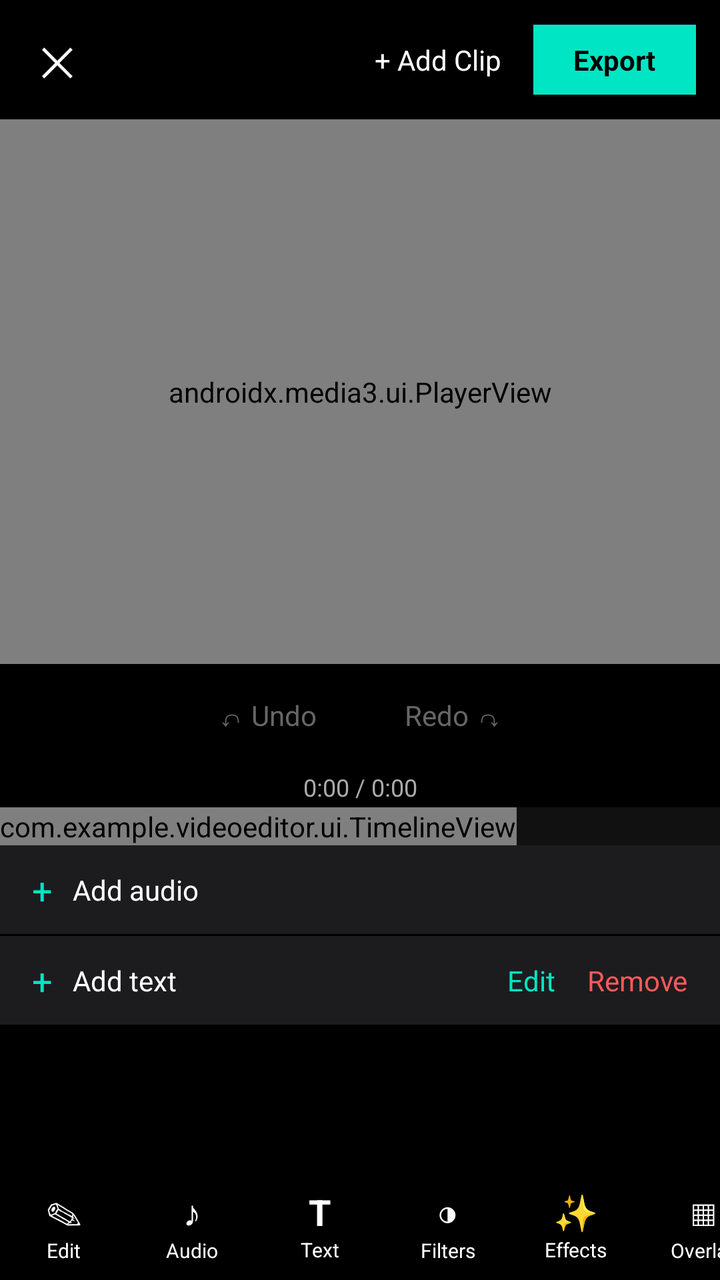
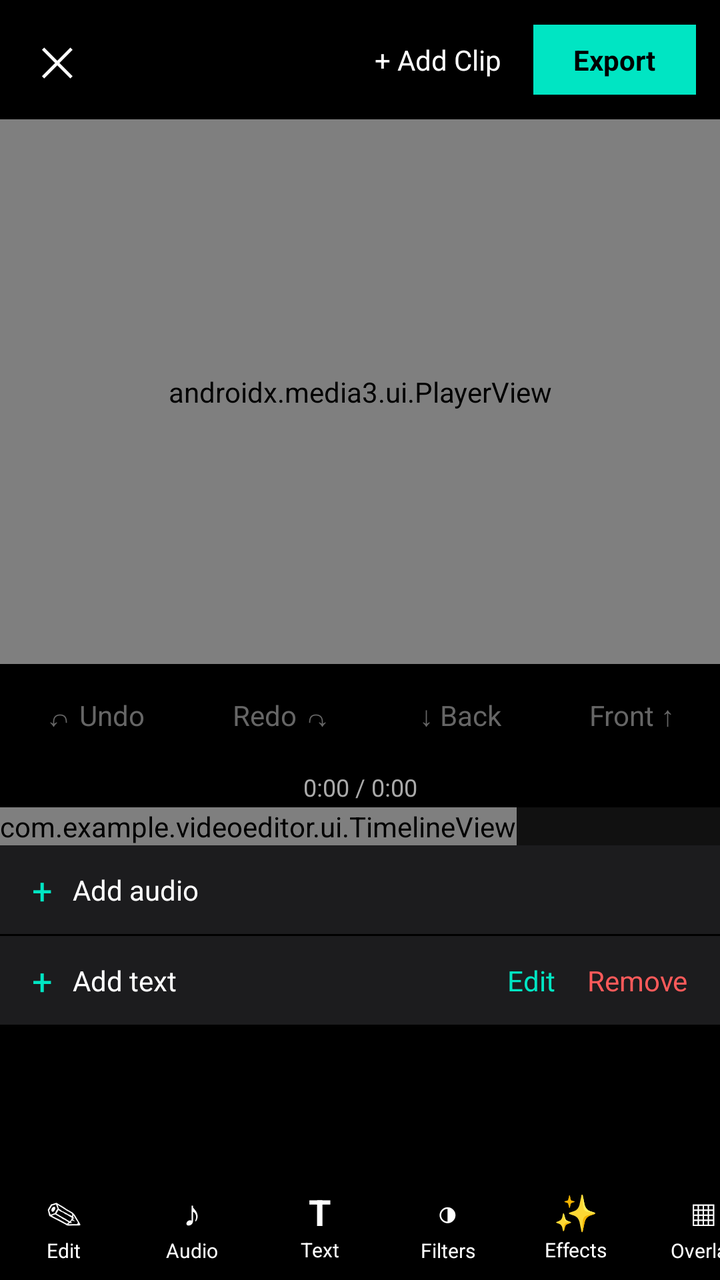

Compare the two renders of this Android layout. The source of the first and the diff that turns it into the second are given below.
<!-- AndroidManifest.xml: application theme Theme.VideoEditor -->
<!-- res/layout/activity_editor.xml -->
<?xml version="1.0" encoding="utf-8"?>
<LinearLayout xmlns:android="http://schemas.android.com/apk/res/android"
    xmlns:app="http://schemas.android.com/apk/res-auto"
    android:layout_width="match_parent"
    android:layout_height="match_parent"
    android:orientation="vertical"
    android:background="#000000">

    
    <LinearLayout
        android:layout_width="match_parent"
        android:layout_height="wrap_content"
        android:orientation="horizontal"
        android:gravity="center_vertical"
        android:paddingStart="12dp"
        android:paddingEnd="12dp"
        android:paddingTop="8dp"
        android:paddingBottom="8dp">

        <TextView
            android:id="@+id/closeButton"
            android:layout_width="wrap_content"
            android:layout_height="wrap_content"
            android:text="\u2715"
            android:textColor="#FFFFFF"
            android:textSize="20sp"
            android:padding="8dp" />

        <View
            android:layout_width="0dp"
            android:layout_height="1dp"
            android:layout_weight="1" />

        <TextView
            android:id="@+id/addClipTopButton"
            android:layout_width="wrap_content"
            android:layout_height="wrap_content"
            android:text="+ Add Clip"
            android:textColor="#FFFFFF"
            android:textSize="14sp"
            android:padding="8dp"
            android:layout_marginEnd="8dp" />

        <TextView
            android:id="@+id/exportButton"
            android:layout_width="wrap_content"
            android:layout_height="wrap_content"
            android:text="Export"
            android:textColor="#000000"
            android:textStyle="bold"
            android:background="#00E5C3"
            android:paddingStart="20dp"
            android:paddingEnd="20dp"
            android:paddingTop="8dp"
            android:paddingBottom="8dp" />

    </LinearLayout>

    
    <FrameLayout
        android:layout_width="match_parent"
        android:layout_height="0dp"
        android:layout_weight="3">

        <androidx.media3.ui.PlayerView
            android:id="@+id/previewPlayerView"
            android:layout_width="match_parent"
            android:layout_height="match_parent"
            app:use_controller="true" />

        <FrameLayout
            android:id="@+id/overlayProxyBox"
            android:layout_width="120dp"
            android:layout_height="60dp"
            android:background="@drawable/overlay_proxy_border"
            android:visibility="gone">

            <TextView
                android:id="@+id/overlayProxyText"
                android:layout_width="match_parent"
                android:layout_height="match_parent"
                android:gravity="center"
                android:textColor="@android:color/transparent"
                android:textSize="16sp"
                android:singleLine="true"
                android:ellipsize="end" />

            <ImageView
                android:id="@+id/overlayProxyImage"
                android:layout_width="match_parent"
                android:layout_height="match_parent"
                android:scaleType="fitCenter"
                android:alpha="0"
                android:visibility="gone" />

            <View
                android:id="@+id/overlayResizeHandle"
                android:layout_width="28dp"
                android:layout_height="28dp"
                android:layout_gravity="bottom|end"
                android:background="#FFFFFF" />

        </FrameLayout>

    </FrameLayout>

    
    <LinearLayout
        android:layout_width="match_parent"
        android:layout_height="wrap_content"
        android:orientation="horizontal"
        android:gravity="center"
        android:paddingTop="6dp"
        android:paddingBottom="6dp">

        <TextView
            android:id="@+id/undoButton"
            android:layout_width="wrap_content"
            android:layout_height="wrap_content"
            android:text="\u21B6 Undo"
            android:textColor="#666666"
            android:textSize="14sp"
            android:padding="10dp" />

        <TextView
            android:id="@+id/redoButton"
            android:layout_width="wrap_content"
            android:layout_height="wrap_content"
            android:text="Redo \u21B7"
            android:textColor="#666666"
            android:textSize="14sp"
            android:padding="10dp"
            android:layout_marginStart="24dp" />

    </LinearLayout>

    <TextView
        android:id="@+id/timeLabel"
        android:layout_width="match_parent"
        android:layout_height="wrap_content"
        android:gravity="center"
        android:textColor="#AAAAAA"
        android:textSize="12sp"
        android:padding="2dp"
        android:text="0:00 / 0:00" />

    <ProgressBar
        android:id="@+id/exportProgressBar"
        style="?android:attr/progressBarStyleHorizontal"
        android:layout_width="match_parent"
        android:layout_height="6dp"
        android:visibility="gone" />

    
    <ScrollView
        android:layout_width="match_parent"
        android:layout_height="0dp"
        android:layout_weight="2"
        android:fillViewport="false">

    <LinearLayout
        android:layout_width="match_parent"
        android:layout_height="wrap_content"
        android:orientation="vertical">

    
    <HorizontalScrollView
        android:layout_width="match_parent"
        android:layout_height="wrap_content"
        android:background="#111111"
        android:scrollbars="none">

        <com.example.videoeditor.ui.TimelineView
            android:id="@+id/timelineView"
            android:layout_width="wrap_content"
            android:layout_height="wrap_content" />

    </HorizontalScrollView>

    
    <LinearLayout
        android:id="@+id/addAudioRow"
        android:layout_width="match_parent"
        android:layout_height="wrap_content"
        android:orientation="horizontal"
        android:gravity="center_vertical"
        android:clickable="true"
        android:focusable="true"
        android:background="#1C1C1E"
        android:paddingStart="16dp"
        android:paddingEnd="16dp"
        android:paddingTop="10dp"
        android:paddingBottom="10dp">

        <TextView
            android:layout_width="wrap_content"
            android:layout_height="wrap_content"
            android:text="+"
            android:textColor="#00E5C3"
            android:textSize="18sp" />

        <TextView
            android:id="@+id/musicTrackLabel"
            android:layout_width="0dp"
            android:layout_height="wrap_content"
            android:layout_weight="1"
            android:layout_marginStart="10dp"
            android:textColor="#FFFFFF"
            android:text="Add audio"
            android:singleLine="true"
            android:ellipsize="middle" />

        <TextView
            android:id="@+id/editMusicButton"
            android:layout_width="wrap_content"
            android:layout_height="wrap_content"
            android:text="Edit"
            android:textColor="#00E5C3"
            android:layout_marginEnd="16dp"
            android:visibility="gone" />

        <TextView
            android:id="@+id/removeMusicButton"
            android:layout_width="wrap_content"
            android:layout_height="wrap_content"
            android:text="Remove"
            android:textColor="#FF5A5A"
            android:visibility="gone" />

    </LinearLayout>

    <LinearLayout
        android:id="@+id/addTextRow"
        android:layout_width="match_parent"
        android:layout_height="wrap_content"
        android:orientation="horizontal"
        android:gravity="center_vertical"
        android:clickable="true"
        android:focusable="true"
        android:background="#1C1C1E"
        android:paddingStart="16dp"
        android:paddingEnd="16dp"
        android:paddingTop="10dp"
        android:paddingBottom="10dp"
        android:layout_marginTop="1dp">

        <TextView
            android:layout_width="wrap_content"
            android:layout_height="wrap_content"
            android:text="+"
            android:textColor="#00E5C3"
            android:textSize="18sp" />

        <TextView
            android:layout_width="0dp"
            android:layout_height="wrap_content"
            android:layout_weight="1"
            android:layout_marginStart="10dp"
            android:textColor="#FFFFFF"
            android:text="Add text" />

        <TextView
            android:id="@+id/editTextButton"
            android:layout_width="wrap_content"
            android:layout_height="wrap_content"
            android:text="Edit"
            android:textColor="#00E5C3"
            android:layout_marginEnd="16dp" />

        <TextView
            android:id="@+id/removeTextButton"
            android:layout_width="wrap_content"
            android:layout_height="wrap_content"
            android:text="Remove"
            android:textColor="#FF5A5A" />

    </LinearLayout>

    
    <LinearLayout
        android:id="@+id/toolPanel"
        android:layout_width="match_parent"
        android:layout_height="wrap_content"
        android:orientation="vertical"
        android:visibility="gone"
        android:background="#0A0A0A">

        <LinearLayout
            android:id="@+id/editToolsPanel"
            android:layout_width="match_parent"
            android:layout_height="wrap_content"
            android:orientation="vertical"
            android:visibility="gone">

            <LinearLayout
                android:layout_width="match_parent"
                android:layout_height="wrap_content"
                android:orientation="horizontal"
                android:padding="8dp">

                <Button
                    android:id="@+id/copyClipButton"
                    android:layout_width="0dp"
                    android:layout_height="wrap_content"
                    android:layout_weight="1"
                    android:text="Copy" />

                <Button
                    android:id="@+id/pasteClipButton"
                    android:layout_width="0dp"
                    android:layout_height="wrap_content"
                    android:layout_weight="1"
                    android:enabled="false"
                    android:text="Paste" />

                <Button
                    android:id="@+id/deleteClipButton"
                    android:layout_width="0dp"
                    android:layout_height="wrap_content"
                    android:layout_weight="1"
                    android:text="Delete" />

            </LinearLayout>

            <LinearLayout
                android:layout_width="match_parent"
                android:layout_height="wrap_content"
                android:orientation="horizontal"
                android:padding="8dp">

                <Button
                    android:id="@+id/toggleTransitionButton"
                    android:layout_width="match_parent"
                    android:layout_height="wrap_content"
                    android:text="Add Crossfade to Next Clip" />

            </LinearLayout>

        </LinearLayout>

        <HorizontalScrollView
            android:id="@+id/filterToolsPanel"
            android:layout_width="match_parent"
            android:layout_height="wrap_content"
            android:visibility="gone"
            android:scrollbars="none"
            android:paddingStart="8dp"
            android:paddingEnd="8dp"
            android:paddingTop="8dp"
            android:paddingBottom="8dp">

            <LinearLayout
                android:id="@+id/filterButtonContainer"
                android:layout_width="wrap_content"
                android:layout_height="wrap_content"
                android:orientation="horizontal">

                <Button android:id="@+id/filterNoneButton" style="?android:attr/buttonStyleSmall" android:layout_width="wrap_content" android:layout_height="wrap_content" android:text="None" />
                <Button android:id="@+id/filterGrayscaleButton" style="?android:attr/buttonStyleSmall" android:layout_width="wrap_content" android:layout_height="wrap_content" android:text="B&amp;W" />
                <Button android:id="@+id/filterSepiaButton" style="?android:attr/buttonStyleSmall" android:layout_width="wrap_content" android:layout_height="wrap_content" android:text="Sepia" />
                <Button android:id="@+id/filterVividButton" style="?android:attr/buttonStyleSmall" android:layout_width="wrap_content" android:layout_height="wrap_content" android:text="Vivid" />
                <Button android:id="@+id/filterCoolButton" style="?android:attr/buttonStyleSmall" android:layout_width="wrap_content" android:layout_height="wrap_content" android:text="Cool" />
                <Button android:id="@+id/filterWarmButton" style="?android:attr/buttonStyleSmall" android:layout_width="wrap_content" android:layout_height="wrap_content" android:text="Warm" />
                <Button android:id="@+id/filterInvertButton" style="?android:attr/buttonStyleSmall" android:layout_width="wrap_content" android:layout_height="wrap_content" android:text="Invert" />
                <Button android:id="@+id/filterNoirButton" style="?android:attr/buttonStyleSmall" android:layout_width="wrap_content" android:layout_height="wrap_content" android:text="Noir" />
                <Button android:id="@+id/filterFadeButton" style="?android:attr/buttonStyleSmall" android:layout_width="wrap_content" android:layout_height="wrap_content" android:text="Fade" />
                <Button android:id="@+id/filterDramaticButton" style="?android:attr/buttonStyleSmall" android:layout_width="wrap_content" android:layout_height="wrap_content" android:text="Dramatic" />
                <Button android:id="@+id/filterPastelButton" style="?android:attr/buttonStyleSmall" android:layout_width="wrap_content" android:layout_height="wrap_content" android:text="Pastel" />
                <Button android:id="@+id/filterNightButton" style="?android:attr/buttonStyleSmall" android:layout_width="wrap_content" android:layout_height="wrap_content" android:text="Night" />

            </LinearLayout>

        </HorizontalScrollView>

        <HorizontalScrollView
            android:id="@+id/effectToolsPanel"
            android:layout_width="match_parent"
            android:layout_height="wrap_content"
            android:visibility="gone"
            android:scrollbars="none"
            android:paddingStart="8dp"
            android:paddingEnd="8dp"
            android:paddingTop="8dp"
            android:paddingBottom="8dp">

            <LinearLayout
                android:layout_width="wrap_content"
                android:layout_height="wrap_content"
                android:orientation="horizontal">

                <Button android:id="@+id/effectNoneButton" style="?android:attr/buttonStyleSmall" android:layout_width="wrap_content" android:layout_height="wrap_content" android:text="None" />
                <Button android:id="@+id/effectFlashButton" style="?android:attr/buttonStyleSmall" android:layout_width="wrap_content" android:layout_height="wrap_content" android:text="Flash" />
                <Button android:id="@+id/effectShakeButton" style="?android:attr/buttonStyleSmall" android:layout_width="wrap_content" android:layout_height="wrap_content" android:text="Shake" />
                <Button android:id="@+id/effectZoomInButton" style="?android:attr/buttonStyleSmall" android:layout_width="wrap_content" android:layout_height="wrap_content" android:text="Zoom In" />
                <Button android:id="@+id/effectZoomOutButton" style="?android:attr/buttonStyleSmall" android:layout_width="wrap_content" android:layout_height="wrap_content" android:text="Zoom Out" />
                <Button android:id="@+id/effectPulseButton" style="?android:attr/buttonStyleSmall" android:layout_width="wrap_content" android:layout_height="wrap_content" android:text="Pulse" />

            </LinearLayout>

        </HorizontalScrollView>

        <HorizontalScrollView
            android:id="@+id/stickerToolsPanel"
            android:layout_width="match_parent"
            android:layout_height="wrap_content"
            android:visibility="gone"
            android:scrollbars="none"
            android:paddingStart="8dp"
            android:paddingEnd="8dp"
            android:paddingTop="8dp"
            android:paddingBottom="8dp">

            <LinearLayout
                android:id="@+id/stickerButtonContainer"
                android:layout_width="wrap_content"
                android:layout_height="wrap_content"
                android:orientation="horizontal" />

        </HorizontalScrollView>

        <LinearLayout
            android:id="@+id/captionsToolsPanel"
            android:layout_width="match_parent"
            android:layout_height="wrap_content"
            android:orientation="vertical"
            android:visibility="gone"
            android:padding="12dp">

            <TextView
                android:layout_width="wrap_content"
                android:layout_height="wrap_content"
                android:text="One line per caption -- each becomes a timed subtitle, starting from the current playhead."
                android:textColor="#AAAAAA"
                android:textSize="12sp"
                android:layout_marginBottom="8dp" />

            <EditText
                android:id="@+id/captionsScriptInput"
                android:layout_width="match_parent"
                android:layout_height="wrap_content"
                android:minLines="3"
                android:gravity="top"
                android:hint="Line 1\nLine 2\nLine 3..." />

            <Button
                android:id="@+id/generateCaptionsButton"
                android:layout_width="match_parent"
                android:layout_height="wrap_content"
                android:layout_marginTop="8dp"
                android:text="Generate Captions" />

        </LinearLayout>

        <LinearLayout
            android:id="@+id/overlayToolsPanel"
            android:layout_width="match_parent"
            android:layout_height="wrap_content"
            android:orientation="vertical"
            android:visibility="gone"
            android:padding="12dp">

            <TextView
                android:layout_width="wrap_content"
                android:layout_height="wrap_content"
                android:text="Place an image on top of the video, like picture-in-picture. Drag it on the preview to reposition, drag its corner to resize."
                android:textColor="#AAAAAA"
                android:textSize="12sp"
                android:layout_marginBottom="8dp" />

            <Button
                android:id="@+id/addImageOverlayButton"
                android:layout_width="match_parent"
                android:layout_height="wrap_content"
                android:text="Add Image Overlay" />

            <Button
                android:id="@+id/editImageOverlayButton"
                android:layout_width="match_parent"
                android:layout_height="wrap_content"
                android:layout_marginTop="4dp"
                android:text="Edit Selected Image Overlay (Opacity)" />

            <Button
                android:id="@+id/removeImageOverlayButton"
                android:layout_width="match_parent"
                android:layout_height="wrap_content"
                android:layout_marginTop="4dp"
                android:text="Remove Selected/Last Image Overlay" />

        </LinearLayout>

    </LinearLayout>

    </LinearLayout>

    </ScrollView>

    
    <HorizontalScrollView
        android:id="@+id/mainToolbarScrollView"
        android:layout_width="match_parent"
        android:layout_height="wrap_content"
        android:scrollbars="none"
        android:background="#000000">

        <LinearLayout
            android:layout_width="wrap_content"
            android:layout_height="wrap_content"
            android:orientation="horizontal"
            android:paddingTop="8dp"
            android:paddingBottom="8dp">

            <LinearLayout android:id="@+id/toolEdit" android:layout_width="64dp" android:layout_height="wrap_content" android:orientation="vertical" android:gravity="center" android:clickable="true" android:focusable="true">
                <TextView android:layout_width="wrap_content" android:layout_height="wrap_content" android:text="\u270E" android:textColor="#FFFFFF" android:textSize="18sp" />
                <TextView android:layout_width="wrap_content" android:layout_height="wrap_content" android:text="Edit" android:textColor="#FFFFFF" android:textSize="10sp" />
            </LinearLayout>

            <LinearLayout android:id="@+id/toolAudio" android:layout_width="64dp" android:layout_height="wrap_content" android:orientation="vertical" android:gravity="center" android:clickable="true" android:focusable="true">
                <TextView android:layout_width="wrap_content" android:layout_height="wrap_content" android:text="\u266A" android:textColor="#FFFFFF" android:textSize="18sp" />
                <TextView android:layout_width="wrap_content" android:layout_height="wrap_content" android:text="Audio" android:textColor="#FFFFFF" android:textSize="10sp" />
            </LinearLayout>

            <LinearLayout android:id="@+id/toolText" android:layout_width="64dp" android:layout_height="wrap_content" android:orientation="vertical" android:gravity="center" android:clickable="true" android:focusable="true">
                <TextView android:layout_width="wrap_content" android:layout_height="wrap_content" android:text="T" android:textColor="#FFFFFF" android:textSize="18sp" android:textStyle="bold" />
                <TextView android:layout_width="wrap_content" android:layout_height="wrap_content" android:text="Text" android:textColor="#FFFFFF" android:textSize="10sp" />
            </LinearLayout>

            <LinearLayout android:id="@+id/toolFilters" android:layout_width="64dp" android:layout_height="wrap_content" android:orientation="vertical" android:gravity="center" android:clickable="true" android:focusable="true">
                <TextView android:layout_width="wrap_content" android:layout_height="wrap_content" android:text="\u25D1" android:textColor="#FFFFFF" android:textSize="18sp" />
                <TextView android:layout_width="wrap_content" android:layout_height="wrap_content" android:text="Filters" android:textColor="#FFFFFF" android:textSize="10sp" />
            </LinearLayout>

            <LinearLayout android:id="@+id/toolEffects" android:layout_width="64dp" android:layout_height="wrap_content" android:orientation="vertical" android:gravity="center" android:clickable="true" android:focusable="true">
                <TextView android:layout_width="wrap_content" android:layout_height="wrap_content" android:text="\u2728" android:textColor="#FFFFFF" android:textSize="18sp" />
                <TextView android:layout_width="wrap_content" android:layout_height="wrap_content" android:text="Effects" android:textColor="#FFFFFF" android:textSize="10sp" />
            </LinearLayout>

            <LinearLayout android:id="@+id/toolOverlay" android:layout_width="64dp" android:layout_height="wrap_content" android:orientation="vertical" android:gravity="center" android:clickable="true" android:focusable="true">
                <TextView android:layout_width="wrap_content" android:layout_height="wrap_content" android:text="\u25A6" android:textColor="#FFFFFF" android:textSize="18sp" />
                <TextView android:layout_width="wrap_content" android:layout_height="wrap_content" android:text="Overlay" android:textColor="#FFFFFF" android:textSize="10sp" />
            </LinearLayout>

            <LinearLayout android:id="@+id/toolCaptions" android:layout_width="64dp" android:layout_height="wrap_content" android:orientation="vertical" android:gravity="center" android:clickable="true" android:focusable="true">
                <TextView android:layout_width="wrap_content" android:layout_height="wrap_content" android:text="\uD83D\uDCAC" android:textSize="18sp" />
                <TextView android:layout_width="wrap_content" android:layout_height="wrap_content" android:text="Captions" android:textColor="#FFFFFF" android:textSize="10sp" />
            </LinearLayout>

            <LinearLayout android:id="@+id/toolAdjust" android:layout_width="64dp" android:layout_height="wrap_content" android:orientation="vertical" android:gravity="center" android:clickable="true" android:focusable="true">
                <TextView android:layout_width="wrap_content" android:layout_height="wrap_content" android:text="\u2699" android:textColor="#FFFFFF" android:textSize="18sp" />
                <TextView android:layout_width="wrap_content" android:layout_height="wrap_content" android:text="Adjust" android:textColor="#FFFFFF" android:textSize="10sp" />
            </LinearLayout>

            <LinearLayout android:id="@+id/toolStickers" android:layout_width="64dp" android:layout_height="wrap_content" android:orientation="vertical" android:gravity="center" android:clickable="true" android:focusable="true">
                <TextView android:layout_width="wrap_content" android:layout_height="wrap_content" android:text="\u263A" android:textColor="#FFFFFF" android:textSize="18sp" />
                <TextView android:layout_width="wrap_content" android:layout_height="wrap_content" android:text="Stickers" android:textColor="#FFFFFF" android:textSize="10sp" />
            </LinearLayout>

            <LinearLayout android:id="@+id/toolGenerateMedia" android:layout_width="72dp" android:layout_height="wrap_content" android:orientation="vertical" android:gravity="center" android:clickable="true" android:focusable="true">
                <TextView android:layout_width="wrap_content" android:layout_height="wrap_content" android:text="\u2726 AI" android:textColor="#00E5C3" android:textSize="14sp" android:textStyle="bold" />
                <TextView android:layout_width="wrap_content" android:layout_height="wrap_content" android:text="Generate" android:textColor="#FFFFFF" android:textSize="10sp" />
            </LinearLayout>

        </LinearLayout>

    </HorizontalScrollView>

    
    <HorizontalScrollView
        android:id="@+id/textSubToolbar"
        android:layout_width="match_parent"
        android:layout_height="wrap_content"
        android:scrollbars="none"
        android:background="#000000"
        android:visibility="gone">

        <LinearLayout
            android:layout_width="wrap_content"
            android:layout_height="wrap_content"
            android:orientation="horizontal"
            android:paddingTop="8dp"
            android:paddingBottom="8dp">

            <LinearLayout android:id="@+id/textToolBack" android:layout_width="56dp" android:layout_height="wrap_content" android:orientation="vertical" android:gravity="center" android:clickable="true" android:focusable="true">
                <TextView android:layout_width="wrap_content" android:layout_height="wrap_content" android:text="\u2039" android:textColor="#FFFFFF" android:textSize="22sp" />
            </LinearLayout>

            <LinearLayout android:id="@+id/textToolAiFx" android:layout_width="64dp" android:layout_height="wrap_content" android:orientation="vertical" android:gravity="center" android:clickable="true" android:focusable="true">
                <TextView android:layout_width="wrap_content" android:layout_height="wrap_content" android:text="\u2728" android:textColor="#FFFFFF" android:textSize="18sp" />
                <TextView android:layout_width="wrap_content" android:layout_height="wrap_content" android:text="AI text FX" android:textColor="#FFFFFF" android:textSize="10sp" />
            </LinearLayout>

            <LinearLayout android:id="@+id/textToolAddText" android:layout_width="64dp" android:layout_height="wrap_content" android:orientation="vertical" android:gravity="center" android:clickable="true" android:focusable="true">
                <TextView android:layout_width="wrap_content" android:layout_height="wrap_content" android:text="A+" android:textColor="#FFFFFF" android:textSize="18sp" android:textStyle="bold" />
                <TextView android:layout_width="wrap_content" android:layout_height="wrap_content" android:text="Add text" android:textColor="#FFFFFF" android:textSize="10sp" />
            </LinearLayout>

            <LinearLayout android:id="@+id/textToolAutoCaptions" android:layout_width="72dp" android:layout_height="wrap_content" android:orientation="vertical" android:gravity="center" android:clickable="true" android:focusable="true">
                <TextView android:layout_width="wrap_content" android:layout_height="wrap_content" android:text="\uD83D\uDCAC" android:textSize="18sp" />
                <TextView android:layout_width="wrap_content" android:layout_height="wrap_content" android:text="Auto Captions" android:textColor="#FFFFFF" android:textSize="10sp" />
            </LinearLayout>

            <LinearLayout android:id="@+id/textToolStickers" android:layout_width="64dp" android:layout_height="wrap_content" android:orientation="vertical" android:gravity="center" android:clickable="true" android:focusable="true">
                <TextView android:layout_width="wrap_content" android:layout_height="wrap_content" android:text="\u263A" android:textColor="#FFFFFF" android:textSize="18sp" />
                <TextView android:layout_width="wrap_content" android:layout_height="wrap_content" android:text="Stickers" android:textColor="#FFFFFF" android:textSize="10sp" />
            </LinearLayout>

            <LinearLayout android:id="@+id/textToolDraw" android:layout_width="64dp" android:layout_height="wrap_content" android:orientation="vertical" android:gravity="center" android:clickable="true" android:focusable="true">
                <TextView android:layout_width="wrap_content" android:layout_height="wrap_content" android:text="\u270F" android:textColor="#FFFFFF" android:textSize="18sp" />
                <TextView android:layout_width="wrap_content" android:layout_height="wrap_content" android:text="Draw" android:textColor="#FFFFFF" android:textSize="10sp" />
            </LinearLayout>

            <LinearLayout android:id="@+id/textToolTemplate" android:layout_width="72dp" android:layout_height="wrap_content" android:orientation="vertical" android:gravity="center" android:clickable="true" android:focusable="true">
                <TextView android:layout_width="wrap_content" android:layout_height="wrap_content" android:text="\uD83D\uDCC4" android:textSize="18sp" />
                <TextView android:layout_width="wrap_content" android:layout_height="wrap_content" android:text="Text template" android:textColor="#FFFFFF" android:textSize="10sp" />
            </LinearLayout>

            <LinearLayout android:id="@+id/textToolTextToAudio" android:layout_width="72dp" android:layout_height="wrap_content" android:orientation="vertical" android:gravity="center" android:clickable="true" android:focusable="true">
                <TextView android:layout_width="wrap_content" android:layout_height="wrap_content" android:text="\uD83D\uDD0A" android:textSize="18sp" />
                <TextView android:layout_width="wrap_content" android:layout_height="wrap_content" android:text="Text to audio" android:textColor="#FFFFFF" android:textSize="10sp" />
            </LinearLayout>

            <LinearLayout android:id="@+id/textToolAutoLyrics" android:layout_width="72dp" android:layout_height="wrap_content" android:orientation="vertical" android:gravity="center" android:clickable="true" android:focusable="true">
                <TextView android:layout_width="wrap_content" android:layout_height="wrap_content" android:text="\uD83C\uDFB5" android:textSize="18sp" />
                <TextView android:layout_width="wrap_content" android:layout_height="wrap_content" android:text="Auto lyrics" android:textColor="#FFFFFF" android:textSize="10sp" />
            </LinearLayout>

        </LinearLayout>

    </HorizontalScrollView>

</LinearLayout>
<!-- resources referenced by this layout -->
<resources>
  <!-- drawable overlay_proxy_border (drawable) -->
  <?xml version="1.0" encoding="utf-8"?>
  <shape xmlns:android="http://schemas.android.com/apk/res/android">
      <stroke android:width="2dp" android:color="#00E5C3" />
      <solid android:color="@android:color/transparent" />
  </shape>
  <style name="Theme.VideoEditor" parent="Theme.MaterialComponents.DayNight.NoActionBar">
          <item name="colorPrimary">#FF7A00</item>
          <item name="android:windowBackground">#000000</item>
      </style>
</resources>

<!-- the commit's change to res/layout/activity_editor.xml (unified diff, before → after) -->
@@ -127,6 +127,26 @@
             android:layout_width="wrap_content"
             android:layout_height="wrap_content"
             android:text="Redo \u21B7"
+            android:textColor="#666666"
+            android:textSize="14sp"
+            android:padding="10dp"
+            android:layout_marginStart="24dp" />
+
+        <TextView
+            android:id="@+id/sendBackButton"
+            android:layout_width="wrap_content"
+            android:layout_height="wrap_content"
+            android:text="\u2193 Back"
+            android:textColor="#666666"
+            android:textSize="14sp"
+            android:padding="10dp"
+            android:layout_marginStart="24dp" />
+
+        <TextView
+            android:id="@+id/bringFrontButton"
+            android:layout_width="wrap_content"
+            android:layout_height="wrap_content"
+            android:text="Front \u2191"
             android:textColor="#666666"
             android:textSize="14sp"
             android:padding="10dp"
